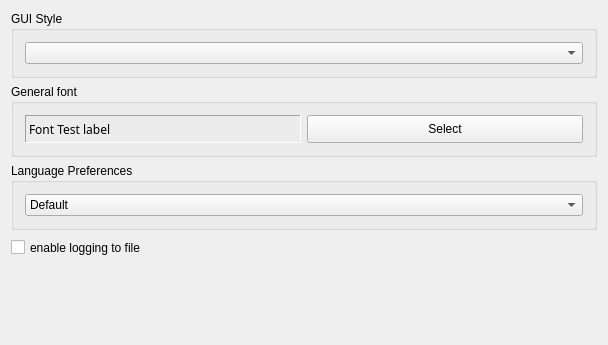
Above: source/VIEW/DIALOGS/mainControlPreferences.ui from BALL-Project/ball before the change. Below: the same form after it.
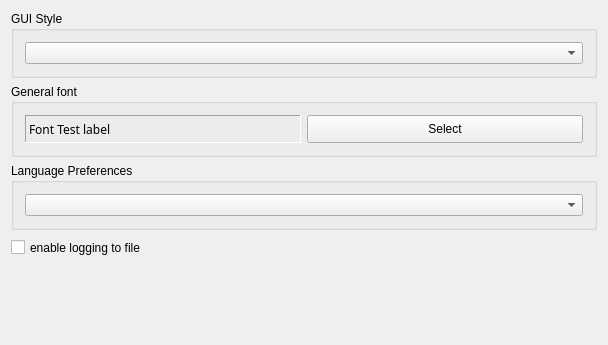
That is the form after the change.

Commit message: BALLView: Show actual language names in language selection menu

```diff
--- a/source/VIEW/DIALOGS/mainControlPreferences.ui
+++ b/source/VIEW/DIALOGS/mainControlPreferences.ui
@@ -138,13 +138,7 @@
      </property>
      <layout class="QHBoxLayout" name="horizontalLayout">
       <item>
-       <widget class="QComboBox" name="languageComboBox_">
-        <item>
-         <property name="text">
-          <string>Default</string>
-         </property>
-        </item>
-       </widget>
+       <widget class="QComboBox" name="languageComboBox_"/>
       </item>
      </layout>
     </widget>
```
The commit also changes 2 other files.
